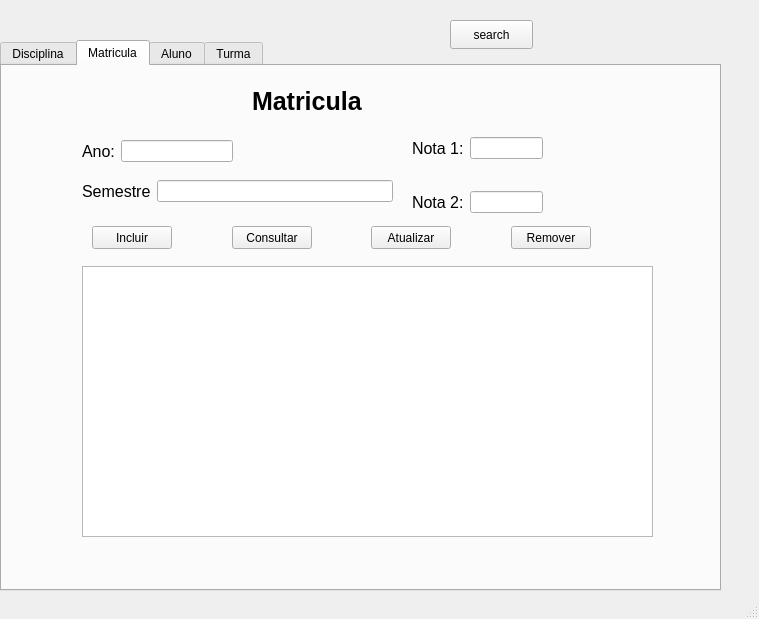
Qt form mainwindow.ui (frezatti/Trabalho-Aluno) before a commit.
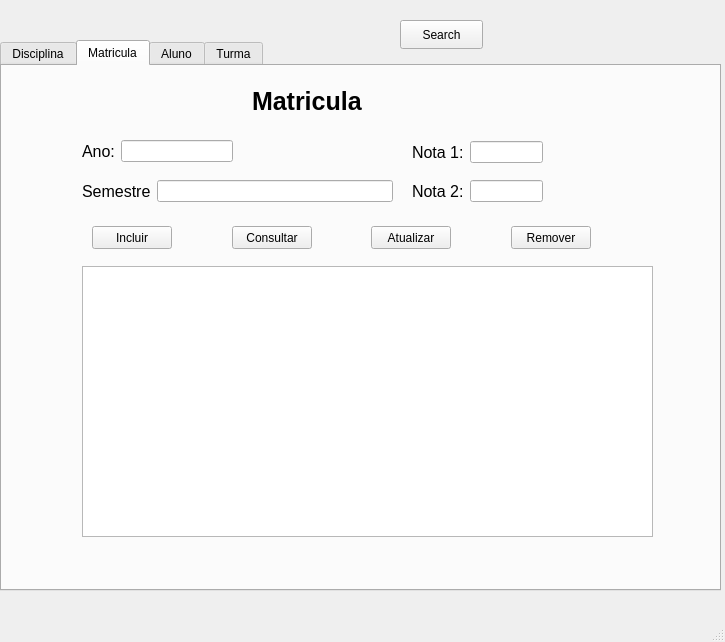
The same form after that commit. The open tabs and pages were chosen to show the change.

```diff
--- a/mainwindow.ui
+++ b/mainwindow.ui
@@ -6,8 +6,8 @@
    <rect>
     <x>0</x>
     <y>0</y>
-    <width>759</width>
-    <height>619</height>
+    <width>725</width>
+    <height>642</height>
    </rect>
   </property>
   <property name="windowTitle">
@@ -336,9 +336,9 @@
       <property name="geometry">
        <rect>
         <x>410</x>
-        <y>71</y>
+        <y>75</y>
         <width>131</width>
-        <height>76</height>
+        <height>61</height>
        </rect>
       </property>
       <layout class="QVBoxLayout" name="verticalLayout">
@@ -778,14 +778,14 @@
    <widget class="QPushButton" name="pushButtonSearch">
     <property name="geometry">
      <rect>
-      <x>450</x>
+      <x>400</x>
       <y>20</y>
       <width>83</width>
       <height>29</height>
      </rect>
     </property>
     <property name="text">
-     <string>search</string>
+     <string>Search</string>
     </property>
    </widget>
   </widget>
```
Left out of the diff: 8 changed lines with no effect on the pictures.
